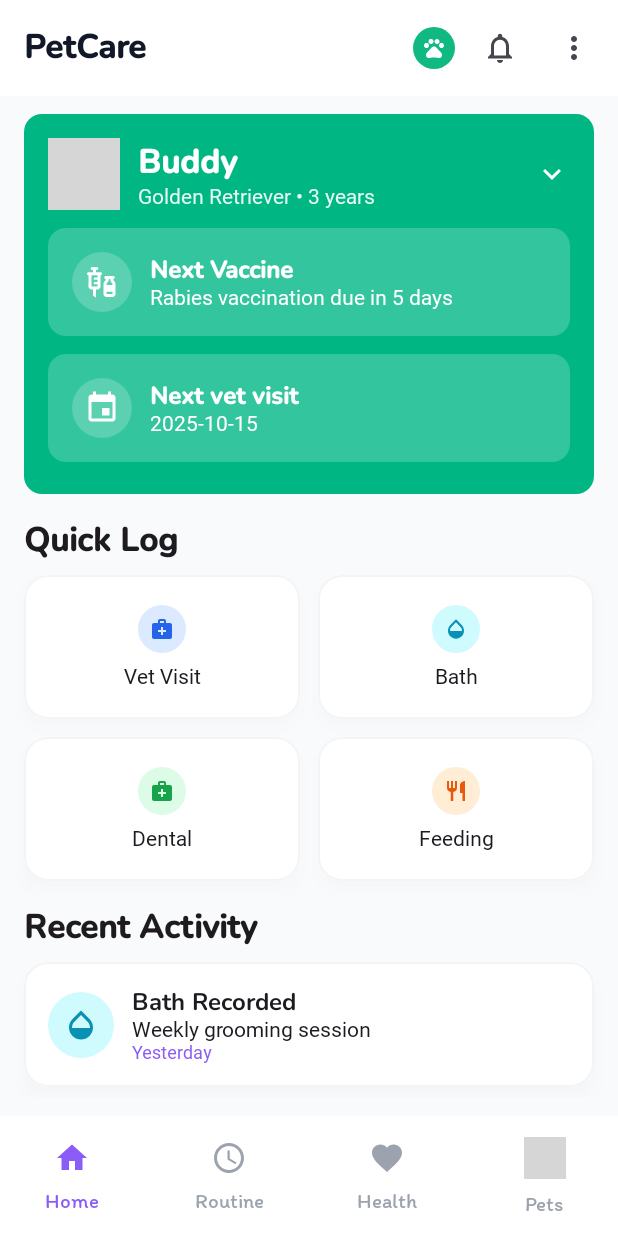
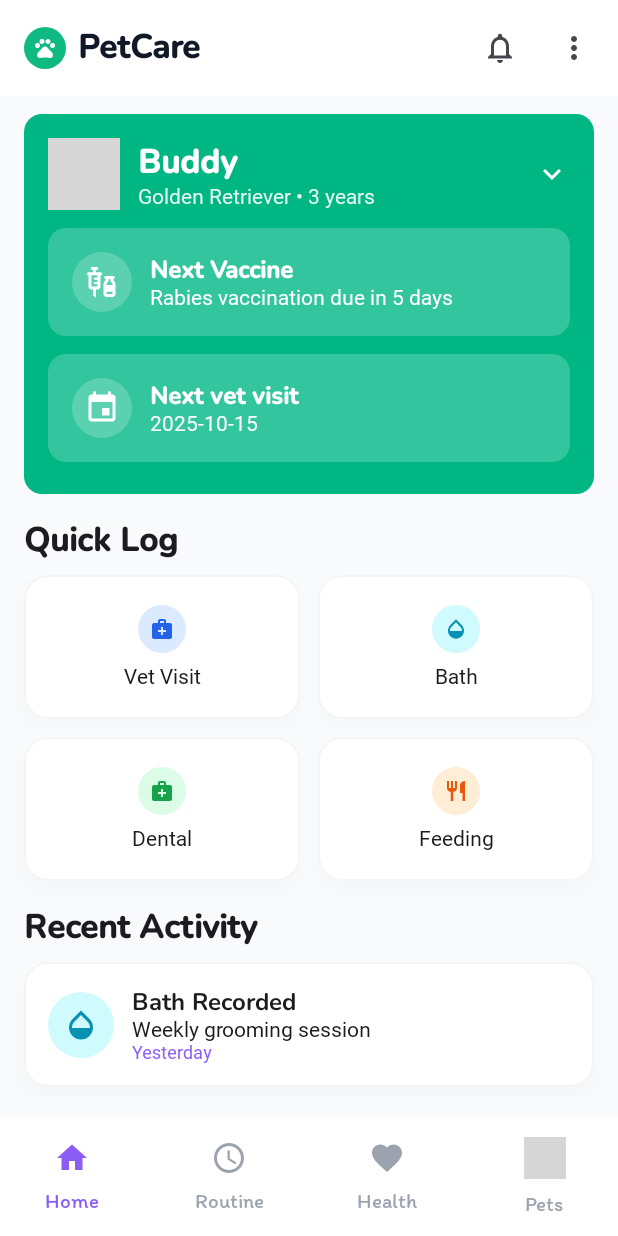
Before and after one commit to alfonsoj03/petcare-app-dev, an Android app built with Jetpack Compose: the screen it shows after launch (MainActivity), after a tap on "Create Account", on a phone screen of 412 x 824 dp. Run offline under Robolectric (Android 15) with nearby library versions, the phone set to English and light mode, and no system bars; pictures from the network do not load; Roboto replaces fonts that are not available here; grey boxes are pictures that could not be loaded.

```diff
--- a/app/src/main/java/com/example/mascotasapp/ui/screens/dashboard/DashboardScreen.kt
+++ b/app/src/main/java/com/example/mascotasapp/ui/screens/dashboard/DashboardScreen.kt
@@ -57,10 +57,8 @@ fun DashboardScreen(
         topBar = {
             Surface(color = Color.White, tonalElevation = 0.dp, shadowElevation = 0.dp) {
                 TopAppBar(
-                    title = { Text("PetCare", style = MaterialTheme.typography.titleLarge.copy(fontWeight = FontWeight.Bold), color = Color(0xFF111827)) },
-                    actions = {
-                        val showMenu = remember { mutableStateOf(false) }
-                        // Green circular paw badge
+                    title = {
+                        Row(verticalAlignment = Alignment.CenterVertically) {
                             Box(
                                 modifier = Modifier
                                     .size(28.dp)
@@ -68,9 +66,23 @@ fun DashboardScreen(
                                     .background(Color(0xFF10B981)),
                                 contentAlignment = Alignment.Center
                             ) {
-                            Icon(imageVector = Icons.Filled.Pets, contentDescription = null, tint = Color.White, modifier = Modifier.size(16.dp))
+                                Icon(
+                                    imageVector = Icons.Filled.Pets,
+                                    contentDescription = null,
+                                    tint = Color.White,
+                                    modifier = Modifier.size(16.dp)
+                                )
                             }
-                        Spacer(Modifier.width(6.dp))
+                            Spacer(Modifier.width(8.dp))
+                            Text(
+                                "PetCare",
+                                style = MaterialTheme.typography.titleLarge.copy(fontWeight = FontWeight.Bold),
+                                color = Color(0xFF111827)
+                            )
+                        }
+                    },
+                    actions = {
+                        val showMenu = remember { mutableStateOf(false) }
                         IconButton(onClick = { /* notifications */ }, modifier = Modifier.padding(end = 1.dp)) {
                             Icon(
                                 imageVector = Icons.Default.NotificationsNone,
```
Lines whose indentation alone changed are shown as unchanged.
